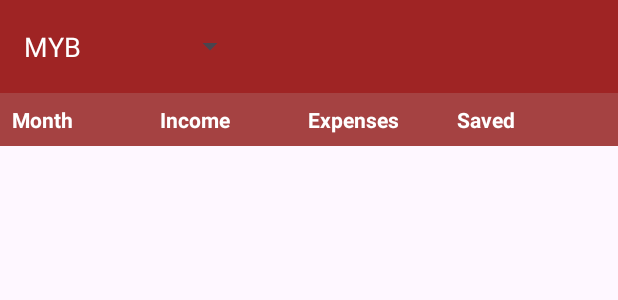
After one commit to Rednigo/MYBMobile, an Android app: the layout fragment_statistics.xml on its own in the app's theme, with its tools: preview values and no code run, on a phone screen of 412 x 824 dp. The commit adds this screen. Shown: the top 300 px of the screen. Run offline under Robolectric (Android 15) with nearby library versions, the phone set to English and light mode, and no system bars.

Commit message:
statistics table

```diff
--- a/MYB/app/build.gradle.kts
+++ b/MYB/app/build.gradle.kts
@@ -47,6 +47,7 @@ dependencies {
     implementation(libs.androidx.activity)
     implementation(libs.androidx.constraintlayout)
     implementation(libs.androidx.room.ktx)
+    implementation(libs.androidx.preference)
     testImplementation(libs.junit)
     androidTestImplementation(libs.androidx.junit)
     androidTestImplementation(libs.androidx.espresso.core)
--- a/MYB/app/src/main/java/com/example/myb/StatisticsFragment.kt
+++ b/MYB/app/src/main/java/com/example/myb/StatisticsFragment.kt
@@ -11,13 +11,12 @@ import com.example.myb.R
 
 class StatisticsFragment : Fragment() {
 
-    @SuppressLint("ResourceType")
     override fun onCreateView(inflater: LayoutInflater, container: ViewGroup?, savedInstanceState: Bundle?): View? {
         // Задаємо макет фрагмента
-        val rootView = inflater.inflate(R.xml.statistics, container, false)
+        val rootView = inflater.inflate(R.layout.fragment_statistics, container, false)
 
         // Отримуємо рідну ViewGroup, в яку будемо додавати рядки
-        val tableLayout = rootView.findViewById<LinearLayout>(R.id.statistics_table)
+        val tableLayout = rootView.findViewById<LinearLayout>(R.id.statistics_table_id)
 
         // Перелік даних для кожного рядка (наприклад, замість цього можна використовувати дані з бази даних)
         val months = arrayOf("January", "February", "March", "April")
--- /dev/null
+++ b/MYB/app/src/main/res/layout/fragment_statistics.xml
@@ -0,0 +1,90 @@
+<!-- fragment_statistics.xml -->
+<LinearLayout xmlns:android="http://schemas.android.com/apk/res/android"
+    android:layout_width="match_parent"
+    android:layout_height="match_parent"
+    android:orientation="vertical">
+
+    <!-- custom_header.xml -->
+    <LinearLayout xmlns:android="http://schemas.android.com/apk/res/android"
+        android:id="@+id/customHeaderLayout"
+        android:layout_width="match_parent"
+        android:layout_height="wrap_content"
+        android:background="#9F2424"
+        android:padding="16dp">
+
+        <TextView
+            android:id="@+id/headerTextView"
+            android:layout_width="wrap_content"
+            android:layout_height="wrap_content"
+            android:text="MYB"
+            android:textColor="#FFFFFF"
+            android:textSize="18sp"
+            android:layout_gravity="center_vertical"/>
+
+        <Spinner
+            android:id="@+id/dropdownSpinner"
+            android:layout_width="100dp"
+            android:layout_height="30dp"
+            android:layout_marginStart="10dp"
+            android:layout_weight="0"
+            android:textColor="#FFFFFF" />
+    </LinearLayout>
+
+    <!-- layout.statistics_table.xml -->
+    <LinearLayout xmlns:android="http://schemas.android.com/apk/res/android"
+        android:id="@+id/statistics_table_id"
+        android:layout_width="match_parent"
+        android:layout_height="wrap_content"
+        android:orientation="vertical"
+        android:background="#A54242">
+
+        <!-- Хедер таблички -->
+        <LinearLayout
+            android:layout_width="match_parent"
+            android:layout_height="wrap_content"
+            android:orientation="horizontal"
+            android:padding="8dp">
+
+            <TextView
+                android:layout_width="0dp"
+                android:layout_height="wrap_content"
+                android:layout_weight="1"
+                android:text="Month"
+                android:textColor="#FFFFFF"
+                android:background="#A54242"
+                android:textStyle="bold" />
+
+            <TextView
+                android:layout_width="0dp"
+                android:layout_height="wrap_content"
+                android:layout_weight="1"
+                android:text="Income"
+                android:textColor="#FFFFFF"
+                android:background="#A54242"
+                android:textStyle="bold" />
+
+            <TextView
+                android:layout_width="0dp"
+                android:layout_height="wrap_content"
+                android:layout_weight="1"
+                android:text="Expenses"
+                android:textColor="#FFFFFF"
+                android:background="#A54242"
+                android:textStyle="bold" />
+
+            <TextView
+                android:layout_width="0dp"
+                android:layout_height="wrap_content"
+                android:layout_weight="1"
+                android:text="Saved"
+                android:textColor="#FFFFFF"
+                android:background="#A54242"
+                android:textStyle="bold" />
+        </LinearLayout>
+
+        <!-- Рядки таблички будуть додані програмно -->
+
+    </LinearLayout>
+
+
+</LinearLayout>
--- a/MYB/app/src/main/res/layout/statistics_table.xml
+++ b/MYB/app/src/main/res/layout/statistics_table.xml
@@ -1,6 +1,5 @@
 <!-- layout.statistics_table.xml -->
 <LinearLayout xmlns:android="http://schemas.android.com/apk/res/android"
-    android:id="@+id/statistics_table"
     android:layout_width="match_parent"
     android:layout_height="wrap_content"
     android:orientation="vertical"
--- a/MYB/app/src/main/res/xml/statistics.xml
+++ b/MYB/app/src/main/res/xml/statistics.xml
@@ -1,4 +1,4 @@
-<!-- xml.statistics.xml -->
+<!-- layout.statistics.xml -->
 <PreferenceScreen xmlns:app="http://schemas.android.com/apk/res-auto">
 
     <!-- Хедер -->
--- a/MYB/gradle/libs.versions.toml
+++ b/MYB/gradle/libs.versions.toml
@@ -10,6 +10,7 @@ material = "1.11.0"
 activity = "1.8.0"
 constraintlayout = "2.1.4"
 roomKtx = "2.6.1"
+preference = "1.2.1"
 
 [libraries]
 androidx-core-ktx = { group = "androidx.core", name = "core-ktx", version.ref = "coreKtx" }
@@ -21,6 +22,7 @@ material = { group = "com.google.android.material", name = "material", version.r
 androidx-activity = { group = "androidx.activity", name = "activity", version.ref = "activity" }
 androidx-constraintlayout = { group = "androidx.constraintlayout", name = "constraintlayout", version.ref = "constraintlayout" }
 androidx-room-ktx = { group = "androidx.room", name = "room-ktx", version.ref = "roomKtx" }
+androidx-preference = { group = "androidx.preference", name = "preference", version.ref = "preference" }
 
 [plugins]
 androidApplication = { id = "com.android.application", version.ref = "agp" }
```
Also changed, not shown: MYB/app/src/main/res/layout/row_item.xml (+27 -21 lines).
